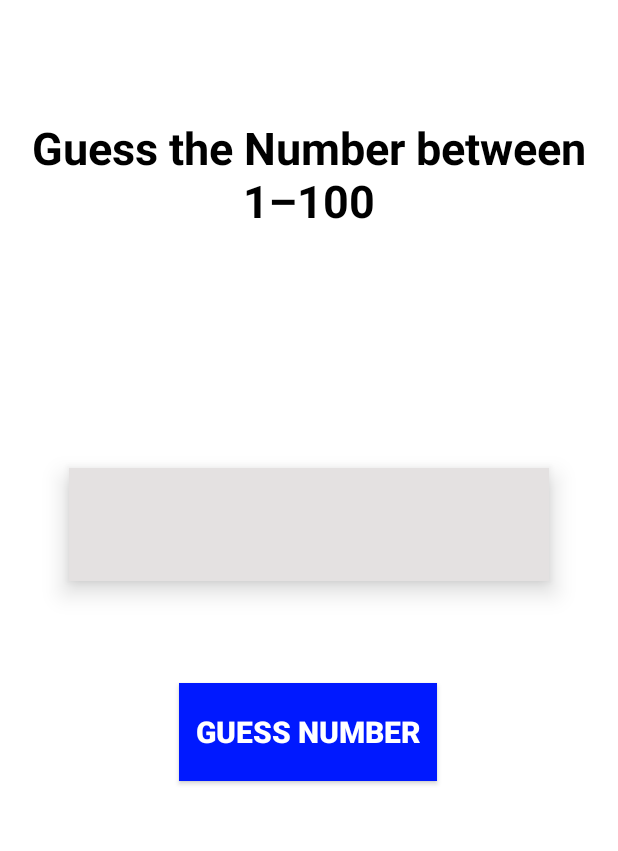
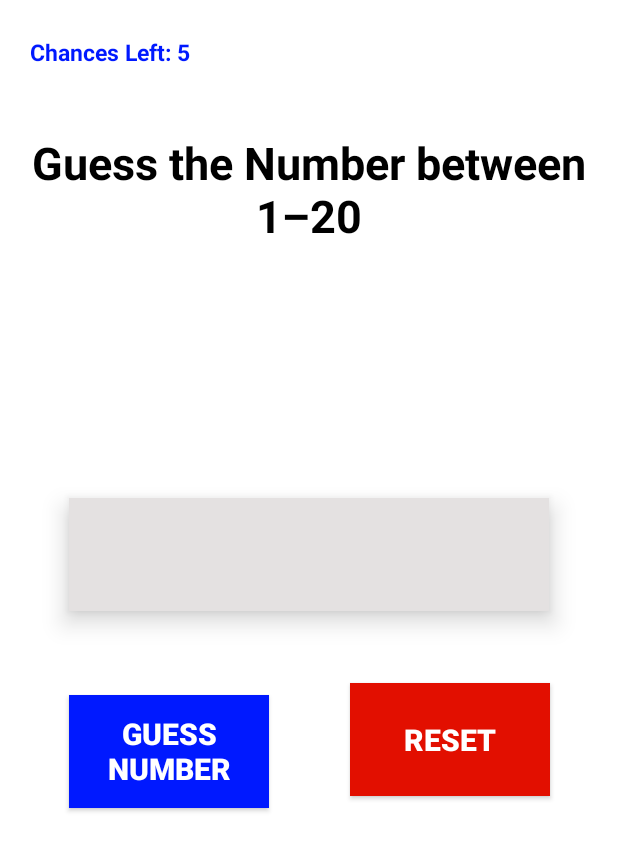
Before and after one commit to umerdev07/Number-Guessing-Game, an Android app: the layout activity_main.xml on its own in the app's theme, with its tools: preview values and no code run, on a phone screen of 412 x 824 dp. Shown: the top 851 px of the screen. Run offline under Robolectric (Android 15) with nearby library versions, the phone set to English and light mode, and no system bars.

Commit message:
Initial Commet

```diff
--- a/app/src/main/res/layout/activity_main.xml
+++ b/app/src/main/res/layout/activity_main.xml
@@ -8,12 +8,26 @@
     tools:context=".MainActivity">
 
     <TextView
+        android:id="@+id/live"
+        android:layout_width="wrap_content"
+        android:layout_height="wrap_content"
+        android:layout_marginTop="24dp"
+        android:text="@string/chances"
+        android:textSize="15sp"
+        android:textStyle="bold"
+        android:textColor="@color/blue"
+        app:layout_constraintEnd_toEndOf="parent"
+        app:layout_constraintHorizontal_bias="0.065"
+        app:layout_constraintStart_toStartOf="parent"
+        app:layout_constraintTop_toTopOf="parent" />
+
+    <TextView
         android:id="@+id/title"
         android:layout_width="wrap_content"
         android:layout_height="wrap_content"
         android:layout_marginTop="68dp"
         android:gravity="center"
-        android:padding="10dp"
+        android:padding="20dp"
         android:text="@string/title"
         android:textColor="@color/black"
         android:textSize="30sp"
@@ -40,19 +54,20 @@
 
     <Button
         android:id="@+id/guessnumber"
-        android:layout_width="172dp"
-        android:layout_height="65dp"
-        android:layout_marginTop="68dp"
+        android:layout_width="133dp"
+        android:layout_height="75dp"
+        android:layout_marginTop="56dp"
         android:background="@color/blue"
+        android:elevation="30dp"
         android:padding="6dp"
         android:text="@string/guessnumber"
         android:textColor="@color/white"
         android:textSize="20sp"
         android:textStyle="bold"
-        app:layout_constraintEnd_toEndOf="@+id/guessInput"
-        app:layout_constraintHorizontal_bias="0.496"
+        app:layout_constraintBottom_toBottomOf="parent"
         app:layout_constraintStart_toStartOf="@+id/guessInput"
-        app:layout_constraintTop_toBottomOf="@+id/guessInput" />
+        app:layout_constraintTop_toBottomOf="@+id/guessInput"
+        app:layout_constraintVertical_bias="0.0" />
 
     <TextView
         android:id="@+id/feedback"
@@ -66,4 +81,34 @@
         app:layout_constraintEnd_toEndOf="@+id/title"
         app:layout_constraintStart_toStartOf="@+id/title"
         app:layout_constraintTop_toBottomOf="@+id/title" />
+
+    <Button
+        android:id="@+id/resetbtn"
+        android:layout_width="133dp"
+        android:layout_height="75dp"
+        android:layout_marginStart="52dp"
+        android:background="@color/red"
+        android:elevation="30dp"
+        android:padding="6dp"
+        android:text="@string/reset"
+        android:textColor="@color/white"
+        android:textSize="20sp"
+        android:textStyle="bold"
+        app:layout_constraintBottom_toBottomOf="parent"
+        app:layout_constraintEnd_toEndOf="parent"
+        app:layout_constraintHorizontal_bias="0.042"
+        app:layout_constraintStart_toEndOf="@+id/guessnumber"
+        app:layout_constraintTop_toBottomOf="@+id/guessInput"
+        app:layout_constraintVertical_bias="0.141" />
+
+    <TextView
+        android:id="@+id/hint"
+        android:layout_width="wrap_content"
+        android:layout_height="wrap_content"
+        android:textSize="15sp"
+        android:textStyle="bold"
+        app:layout_constraintBottom_toTopOf="@+id/feedback"
+        app:layout_constraintEnd_toEndOf="parent"
+        app:layout_constraintStart_toStartOf="parent"
+        app:layout_constraintTop_toBottomOf="@+id/title" />
 </androidx.constraintlayout.widget.ConstraintLayout>
--- a/app/src/main/res/values/strings.xml
+++ b/app/src/main/res/values/strings.xml
@@ -1,6 +1,8 @@
 <resources>
     <string name="app_name">Guess Game</string>
-    <string name="title">Guess the Number between 1–100</string>
+    <string name="title">Guess the Number between 1–20</string>
     <string name="numberlist">1 2 3 4 5 6 7 8 9 10</string>
     <string name="guessnumber">Guess Number</string>
+    <string name="reset">Reset</string>
+    <string name="chances">Chances Left: 5</string>
 </resources>
```
Also changed, not shown: app/src/main/java/com/maths/guessgame/MainActivity.kt (+56 -17 lines).
